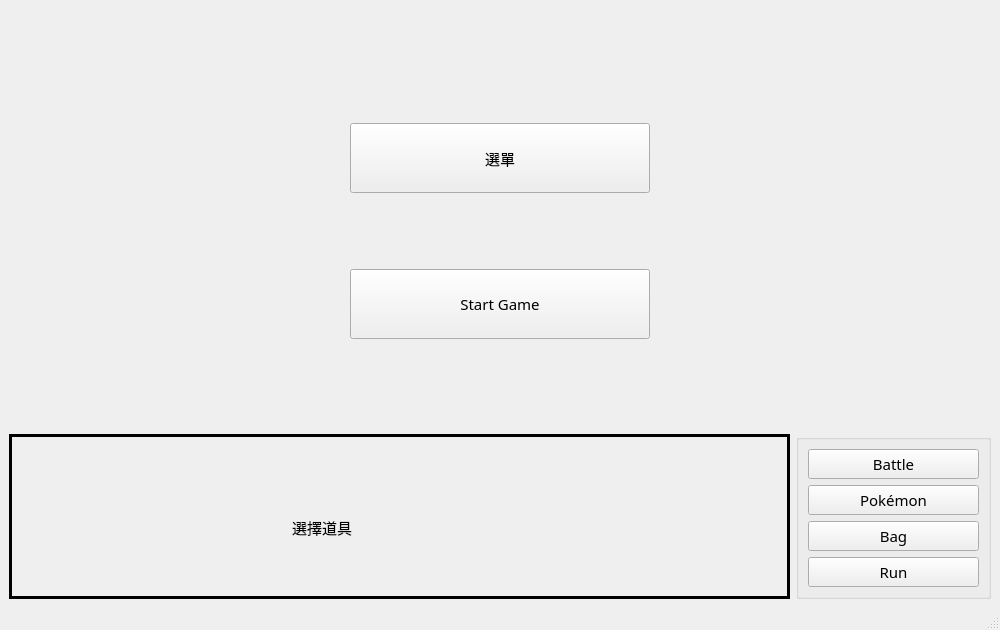
First picture: the form in project/gamemainwindow.ui, repository jeang-bo-yuan/NTUST-OOP-Project3-Pokemon, before the edit.
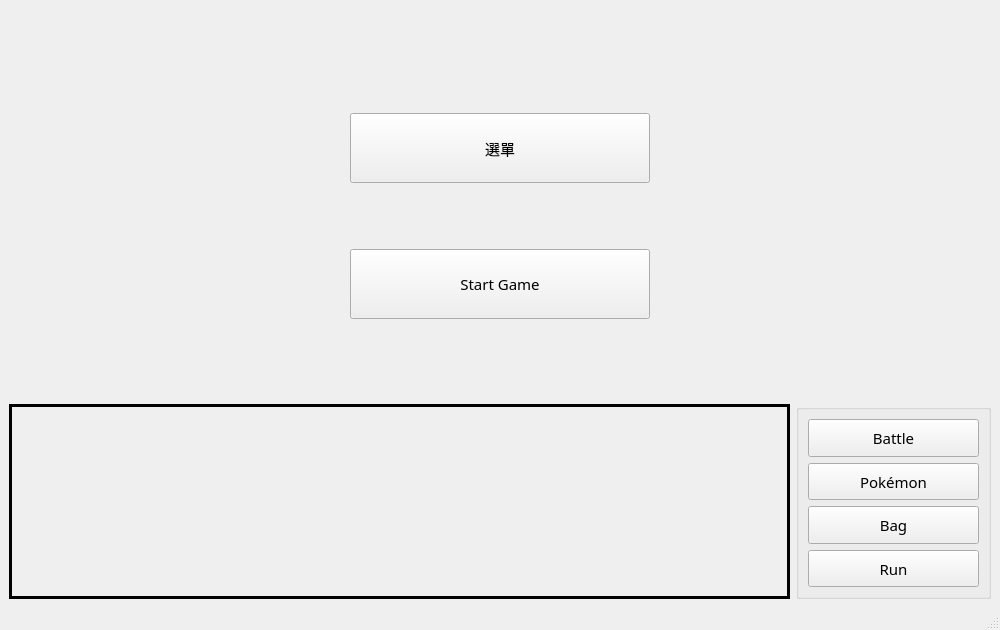
Second picture: the form after the edit. The open tabs and pages were chosen to show the change. Icons and pictures are not drawn. Custom widgets are drawn as their Qt base class.

Commit message: 選擇道具

Patch:
```diff
--- a/project/gamemainwindow.ui
+++ b/project/gamemainwindow.ui
@@ -30,7 +30,7 @@
      <bold>false</bold>
     </font>
    </property>
-   <layout class="QVBoxLayout" name="verticalLayout" stretch="3,1">
+   <layout class="QVBoxLayout" name="verticalLayout" stretch="2,1">
     <item>
      <widget class="QStackedWidget" name="mainStack">
       <property name="currentIndex">
@@ -316,19 +316,11 @@
          </widget>
         </widget>
         <widget class="QWidget" name="subBag">
-         <widget class="QLabel" name="label_3">
-          <property name="geometry">
-           <rect>
-            <x>280</x>
-            <y>80</y>
-            <width>121</width>
-            <height>20</height>
-           </rect>
-          </property>
-          <property name="text">
-           <string>選擇道具</string>
-          </property>
-         </widget>
+         <layout class="QHBoxLayout" name="horizontalLayout_3">
+          <item>
+           <widget class="BagSelecter" name="subBagSelecter" native="true"/>
+          </item>
+         </layout>
         </widget>
        </widget>
       </item>
@@ -442,6 +434,12 @@
    <header>FileSelecter.h</header>
    <container>1</container>
   </customwidget>
+  <customwidget>
+   <class>BagSelecter</class>
+   <extends>QWidget</extends>
+   <header>BagSelecter.h</header>
+   <container>1</container>
+  </customwidget>
  </customwidgets>
  <resources>
   <include location="resource.qrc"/>
```
The commit also changes 12 other files.
